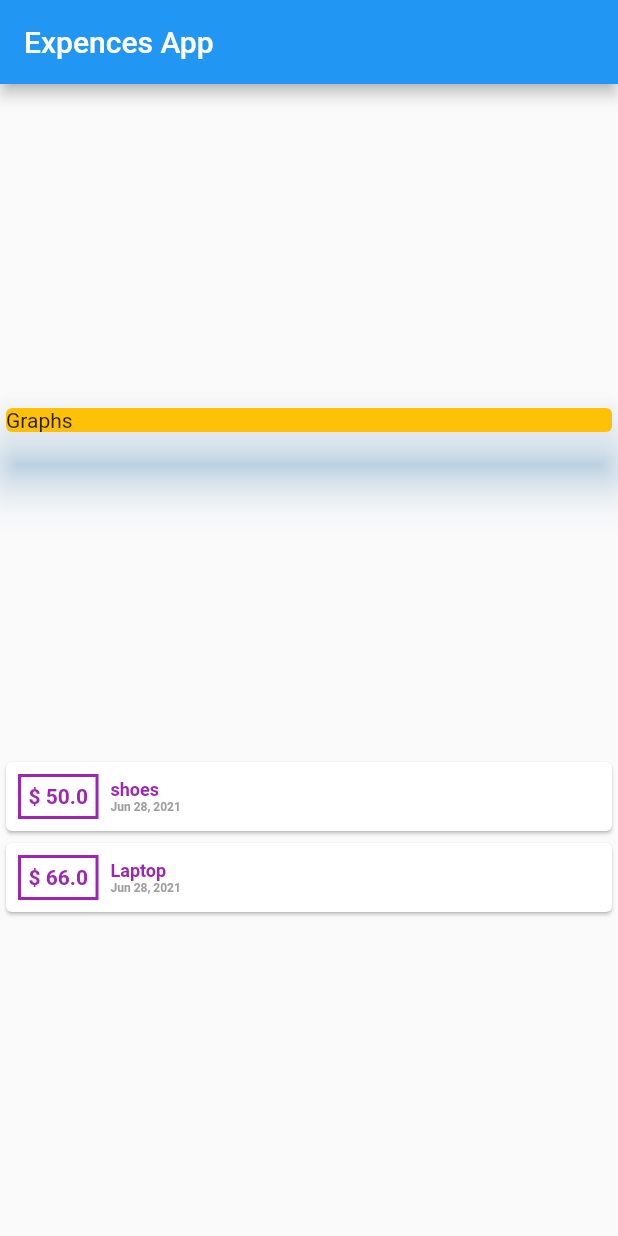
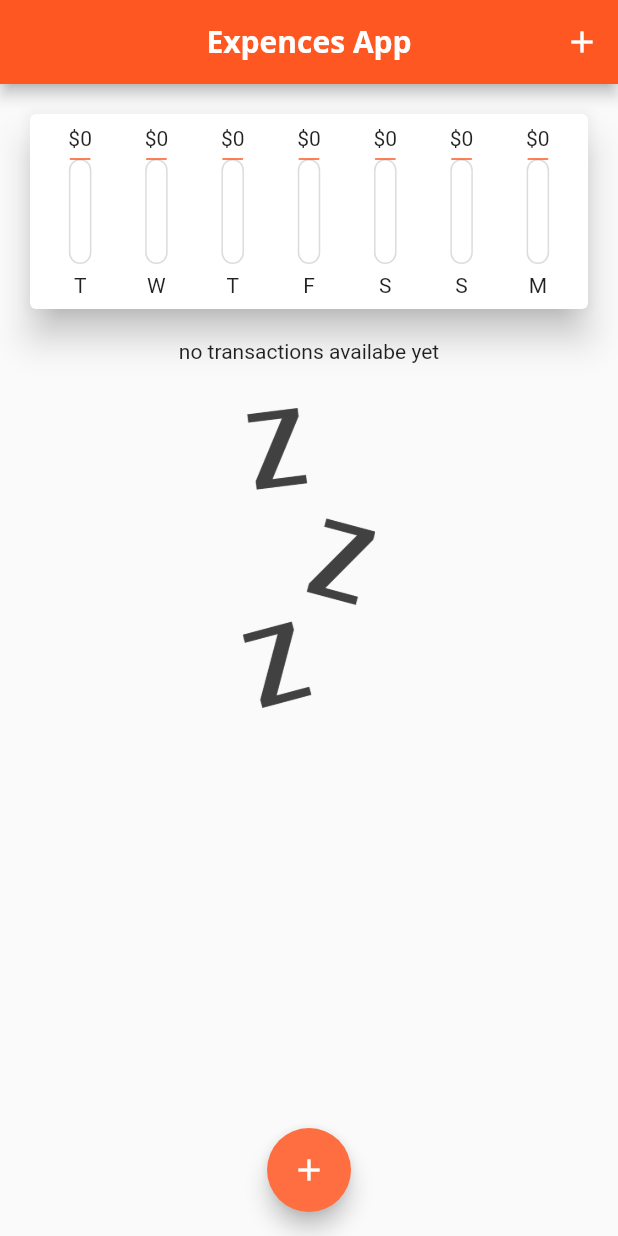
Before and after one commit to khushparag/Expences_App, a Flutter app: the screen it shows after launch, on a phone screen of 412 x 824 dp. Run offline on Flutter 3.47's test engine with Material 2 defaults, Android fonts, the phone set to English and light mode, and no system bars.

```diff
--- a/lib/main.dart
+++ b/lib/main.dart
@@ -1,7 +1,8 @@
+import 'package:demo_app/widgets/chart.dart';
+import 'package:demo_app/widgets/itemList.dart';
 import 'package:flutter/material.dart';
-import 'package:intl/intl.dart';
-
-import 'transaction.dart';
+import './models/transaction.dart';
+import './widgets/userInput.dart';
 
 void main() {
   runApp(MyApp());
@@ -12,84 +13,107 @@ class MyApp extends StatelessWidget {
   Widget build(BuildContext context) {
     return MaterialApp(
       title: 'Flutter App',
+      theme: ThemeData(
+          primarySwatch: Colors.deepOrange,
+          accentColor: Colors.deepOrangeAccent,
+          fontFamily: 'Quicksand',
+          textTheme: ThemeData.light().textTheme.copyWith(
+              headline6: TextStyle(
+                  fontFamily: 'OpenSans',
+                  fontSize: 15,
+                  fontWeight: FontWeight.bold)),
+          appBarTheme: AppBarTheme(
+              textTheme: ThemeData.light().textTheme.copyWith(
+                  headline6: TextStyle(
+                      fontFamily: 'OpenSans',
+                      fontWeight: FontWeight.bold,
+                      fontSize: 20)))),
+      debugShowCheckedModeBanner: false,
       home: _MyHomePage(),
     );
   }
 }
 
-class _MyHomePage extends StatelessWidget {
-  final List<Transaction> _transactions = [
-    Transaction(amount: 50, date: DateTime.now(), id: 't1', title: 'shoes'),
-    Transaction(amount: 66, date: DateTime.now(), id: 't2', title: 'Laptop')
-  ];
+class _MyHomePage extends StatefulWidget {
+  @override
+  __MyHomePageState createState() => __MyHomePageState();
+}
 
-  Widget displayGraph() {
-    return Container(
-      width: double.infinity,
-      child: Card(
-        color: Colors.amber,
-        elevation: 15,
-        shadowColor: Colors.blue,
-        child: Text('Graphs'),
-      ),
-    );
+class __MyHomePageState extends State<_MyHomePage> {
+  final List<Transaction> _transactions = [];
+  // final Function addItem;
+
+  // addItemInList() {
+  //   final titleText = _titleController.text;
+  //   final amount = double.parse(_amountController.text);
+  //   if (titleText.isEmpty || amount <= 0) {
+  //     return;
+  //   }
+  //   addItem(_titleController.text, double.parse(_amountController.text));
+  // }
+
+  void _addItemInList(String item, double amount, DateTime selectedDate) {
+    final newTx = Transaction(
+        amount: amount,
+        date: selectedDate,
+        id: DateTime.now().toString(),
+        title: item);
+    setState(() {
+      _transactions.add(newTx);
+    });
   }
 
-  Widget displayItemList() {
-    return Column(children: [
-      ..._transactions.map((tx) {
-        return Card(
-            shadowColor: Colors.black,
-            child: Row(
-              children: [
-                Container(
-                  margin: EdgeInsets.symmetric(vertical: 8, horizontal: 8),
-                  decoration: BoxDecoration(
-                    border: Border.all(color: Colors.purple, width: 2),
-                  ),
-                  padding: EdgeInsets.all(5),
-                  child: Text(
-                    '\$ ${tx.amount}',
-                    style: TextStyle(
-                        color: Colors.purple, fontWeight: FontWeight.bold),
-                  ),
-                ),
-                Column(
-                  crossAxisAlignment: CrossAxisAlignment.start,
-                  children: [
-                    Text(
-                      tx.title,
-                      style: TextStyle(
-                          fontWeight: FontWeight.bold,
-                          fontSize: 12,
-                          color: Colors.purple),
-                      textAlign: TextAlign.left,
-                    ),
-                    Text(
-                      DateFormat.yMMMd().format(tx.date),
-                      style: TextStyle(
-                          fontWeight: FontWeight.bold,
-                          fontSize: 8,
-                          color: Colors.grey),
-                      textAlign: TextAlign.left,
-                    )
-                  ],
-                )
-              ],
-            ));
-      }).toList()
-    ]);
+  void _deleteItem(String id) {
+    setState(() {
+      _transactions.removeWhere((element) => element.id == id);
+    });
+  }
+
+  void startUserInput(BuildContext ctx) {
+    showModalBottomSheet(
+        context: ctx,
+        builder: (_) {
+          return UserInput(_addItemInList);
+        });
+  }
+
+  List<Transaction> get _recentTransactions {
+    return _transactions.where((tx) {
+      return tx.date.isAfter(DateTime.now().subtract(Duration(days: 7)));
+    }).toList();
   }
 
   @override
   Widget build(BuildContext context) {
     return Scaffold(
-      appBar: AppBar(title: Text('Expences App')),
-      body: Column(
-        mainAxisAlignment: MainAxisAlignment.spaceEvenly,
-        crossAxisAlignment: CrossAxisAlignment.stretch,
-        children: [displayGraph(), displayItemList()],
+      appBar: AppBar(
+        title: Text('Expences App'),
+        centerTitle: true,
+        actions: [
+          IconButton(
+              onPressed: () {
+                startUserInput(context);
+              },
+              icon: Icon(Icons.add))
+        ],
+      ),
+      body: SingleChildScrollView(
+        child: Column(
+          crossAxisAlignment: CrossAxisAlignment.stretch,
+          children: [
+            Chart(_recentTransactions),
+            ItemList(_transactions, _deleteItem)
+          ],
+        ),
+      ),
+      floatingActionButtonLocation: FloatingActionButtonLocation.centerFloat,
+      floatingActionButton: FloatingActionButton(
+        onPressed: () {
+          startUserInput(context);
+        },
+        child: Icon(Icons.add),
       ),
     );
+    // backgroundColor: Colors.lightBlue);
   }
 }
--- /dev/null
+++ b/lib/widgets/chart.dart
@@ -0,0 +1,67 @@
+import 'package:demo_app/widgets/chartbar.dart';
+import 'package:flutter/material.dart';
+import 'package:intl/intl.dart';
+
+import 'package:demo_app/models/transaction.dart';
+
+class Chart extends StatelessWidget {
+  List<Transaction> recentTransactions;
+
+  Chart(this.recentTransactions);
+
+  List<Map<String, Object>> get groupedTransactionValues {
+    return List.generate(7, (index) {
+      final weekDay = DateTime.now().subtract(Duration(days: index));
+
+      double totalSum = 0.0;
+      for (int i = 0; i < recentTransactions.length; i++) {
+        if (recentTransactions[i].date.day == weekDay.day &&
+            recentTransactions[i].date.month == weekDay.month &&
+            recentTransactions[i].date.year == weekDay.year) {
+          totalSum += recentTransactions[i].amount;
+        }
+      }
+
+      return {
+        'day': DateFormat.E().format(weekDay).substring(0, 1),
+        'amount': totalSum
+      };
+    }).reversed.toList();
+  }
+
+  double get totalSpendingAmount {
+    return groupedTransactionValues.fold(0.00, (sum, item) {
+      return sum + (item['amount'] as double);
+    });
+  }
+
+  @override
+  Widget build(BuildContext context) {
+    return Container(
+      width: double.infinity,
+      child: Card(
+        elevation: 10,
+        margin: EdgeInsets.all(20),
+        child: Padding(
+          padding: const EdgeInsets.all(8.0),
+          child: Row(
+            mainAxisAlignment: MainAxisAlignment.spaceEvenly,
+            children: [
+              ...groupedTransactionValues.map((data) {
+                return Flexible(
+                  fit: FlexFit.tight,
+                  child: ChartBar(
+                      data['amount'] as double,
+                      data['day'] as String,
+                      totalSpendingAmount == 0
+                          ? 0.0
+                          : (data['amount'] as double) / totalSpendingAmount),
+                );
+              }).toList()
+            ],
+          ),
+        ),
+      ),
+    );
+  }
+}
--- /dev/null
+++ b/lib/widgets/chartbar.dart
@@ -0,0 +1,46 @@
+import 'package:flutter/material.dart';
+
+class ChartBar extends StatelessWidget {
+  final double amount;
+  final String weekDay;
+  final double fractionOfTotalSpending;
+
+  ChartBar(this.amount, this.weekDay, this.fractionOfTotalSpending);
+  @override
+  Widget build(BuildContext context) {
+    return Column(
+      children: [
+        FittedBox(child: Text('\$${amount.toStringAsFixed(0)}')),
+        SizedBox(
+          height: 6,
+        ),
+        Container(
+            height: 70,
+            width: 15,
+            child: Stack(
+              children: [
+                Container(
+                  decoration: BoxDecoration(
+                      borderRadius: BorderRadius.circular(20),
+                      border:
+                          Border.all(color: Color.fromRGBO(220, 220, 220, 1))),
+                ),
+                FractionallySizedBox(
+                  heightFactor: fractionOfTotalSpending,
+                  child: Container(
+                    decoration: BoxDecoration(
+                      color: Theme.of(context).primaryColor,
+                      border:
+                          Border.all(color: Color.fromRGBO(220, 220, 220, 1)),
+                      borderRadius: BorderRadius.circular(20),
+                    ),
+                  ),
+                )
+              ],
+            )),
+        SizedBox(height: 6),
+        Text(weekDay)
+      ],
+    );
+  }
+}
--- /dev/null
+++ b/lib/widgets/itemList.dart
@@ -0,0 +1,64 @@
+import 'package:demo_app/models/transaction.dart';
+import 'package:flutter/material.dart';
+import 'package:intl/intl.dart';
+import '../models/transaction.dart';
+
+class ItemList extends StatelessWidget {
+  final List<Transaction> userTransactions;
+  final Function deleteItem;
+  ItemList(this.userTransactions, this.deleteItem);
+  @override
+  Widget build(BuildContext context) {
+    return Container(
+        height: 300,
+        child: userTransactions.isEmpty
+            ? Column(
+                children: [
+                  Text('no transactions availabe yet'),
+                  SizedBox(height: 30),
+                  Container(
+                      height: 200,
+                      child: Image.asset('assets/images/waiting.png',
+                          fit: BoxFit.fill))
+                ],
+              )
+            : ListView.builder(
+                itemBuilder: (ctx, index) {
+                  return Card(
+                      elevation: 10,
+                      shape: RoundedRectangleBorder(
+                          borderRadius: BorderRadius.circular(5)),
+                      shadowColor: Colors.black,
+                      child: ListTile(
+                        leading: CircleAvatar(
+                          radius: 30,
+                          backgroundColor: Theme.of(context).primaryColor,
+                          child: Padding(
+                            padding: const EdgeInsets.all(8.0),
+                            child: FittedBox(
+                              child: Text(
+                                '\$${userTransactions[index].amount}',
+                                style: Theme.of(ctx).textTheme.headline6,
+                              ),
+                            ),
+                          ),
+                        ),
+                        title: Text(
+                          '${userTransactions[index].title}',
+                          style: Theme.of(ctx).textTheme.headline6,
+                        ),
+                        subtitle: Text(
+                            '${DateFormat().add_yMd().format(userTransactions[index].date)}'),
+                        trailing: IconButton(
+                          icon: Icon(Icons.delete),
+                          color: Theme.of(context).errorColor,
+                          onPressed: () {
+                            deleteItem(userTransactions[index].id);
+                          },
+                        ),
+                      ));
+                },
+                itemCount: userTransactions.length,
+              ));
+  }
+}
```
Also changed, not shown: lib/widgets/userInput.dart (added, +104 -0 lines), pubspec.yaml (+14 -9 lines), assets/fonts/OpenSans-Bold.ttf (added), assets/fonts/OpenSans-Regular.ttf (added), assets/fonts/Quicksand-Bold.ttf (added), assets/fonts/Quicksand-Light.ttf (added), assets/fonts/Quicksand-Medium.ttf (added), assets/fonts/Quicksand-Regular.ttf (added), assets/images/waiting.png (added), lib/models/transaction.dart (renamed from lib/transaction.dart).
